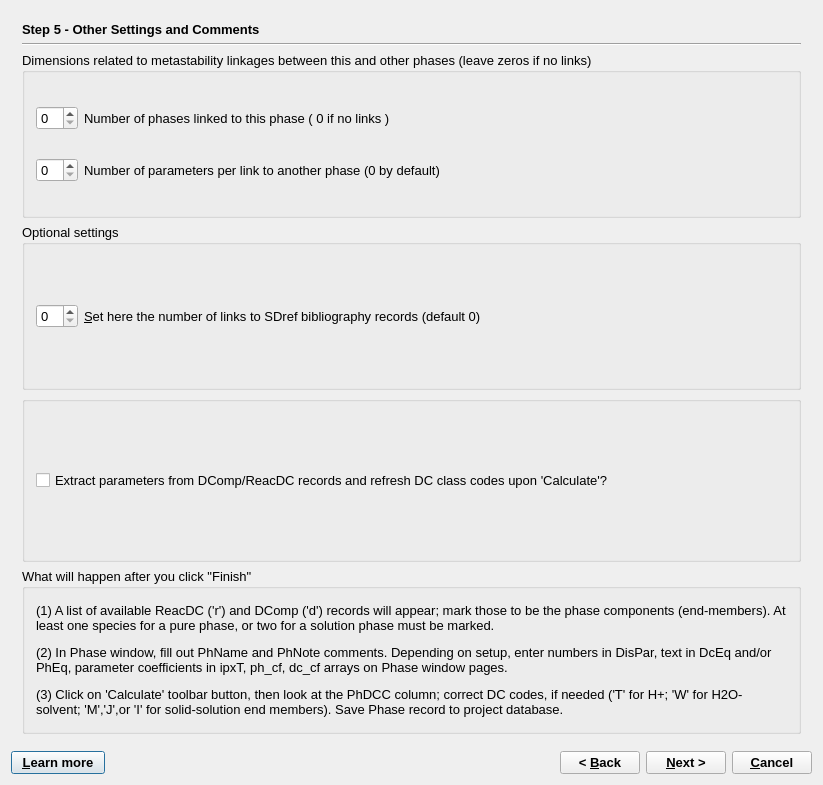
gemshub/GEMSGUI, file GUI/Dialogs4/PhaseWizard4.ui: the form before one commit.
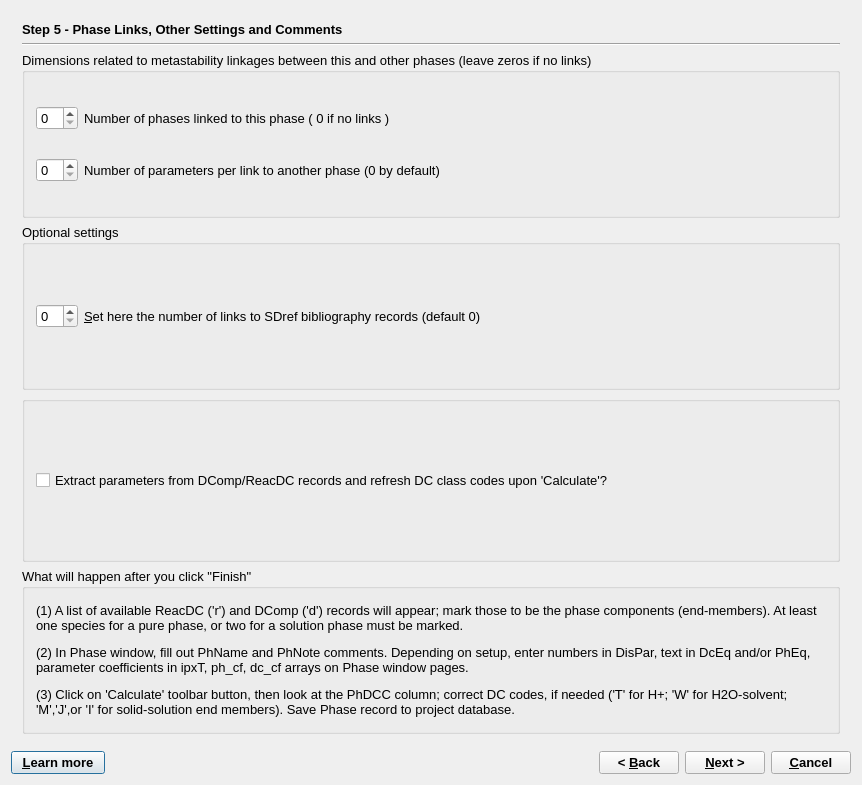
The form after the commit. The open tabs and pages were chosen to show the change.

Commit message: Extensions and modifications in Phase and MULTI (gems_sys.html) help pages to describe new TKinMet functionality (to be continued).

```diff
--- a/GUI/Dialogs4/PhaseWizard4.ui
+++ b/GUI/Dialogs4/PhaseWizard4.ui
@@ -9,7 +9,7 @@
    <rect>
     <x>0</x>
     <y>0</y>
-    <width>823</width>
+    <width>862</width>
     <height>785</height>
    </rect>
   </property>
@@ -1552,7 +1552,7 @@
           </font>
          </property>
          <property name="text">
-          <string>Step 5 - Other Settings and Comments</string>
+          <string>Step 5 - Phase Links, Other Settings and Comments</string>
          </property>
         </widget>
        </item>
```
Left out of the diff: 2 changed lines with no effect on the pictures. The commit also changes 2 other files.
